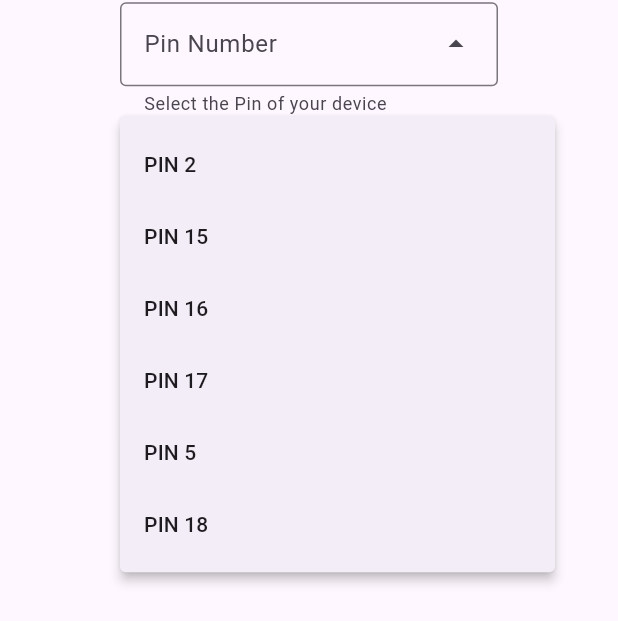
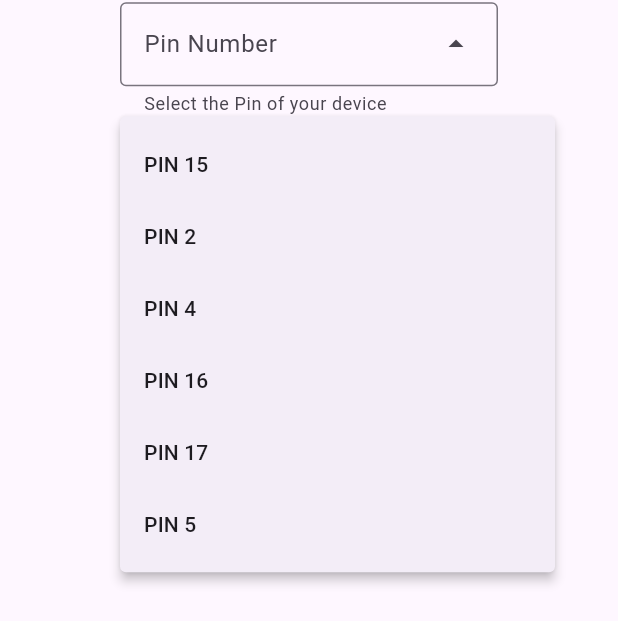
Before and after one commit to YongMingg/Final_Year_Project, a Flutter app: the AddDevicePage screen opened by its route, after a tap on an icon or button, on a phone screen of 412 x 824 dp. Shown: the part 609-1230 px from the top of the screen. Run offline on Flutter 3.47's test engine with Material 3 defaults, Android fonts, the light colour scheme and no system bars; our stand-ins replace cloud_firestore, firebase_auth, firebase_core, firebase_database, fluttertoast, get; accounts and stored records are empty.

Commit message:
change the pin number

```diff
--- a/lib/routes/AddDevicePage.dart
+++ b/lib/routes/AddDevicePage.dart
@@ -16,7 +16,7 @@ class _AddDevicePageState extends State<AddDevicePage> {
 
   TextEditingController deviceNameController = TextEditingController();  //Text controllers
   int seletedValue = 0;
-  List<int> availablePins = [2, 15, 16, 17, 5, 18]; // Initial available pins
+  List<int> availablePins = [15, 2, 4, 16, 17, 5]; // Initial available pins
   User? user = FirebaseAuth.instance.currentUser;
   bool availablePinsIsEmpty = false;
 
```
